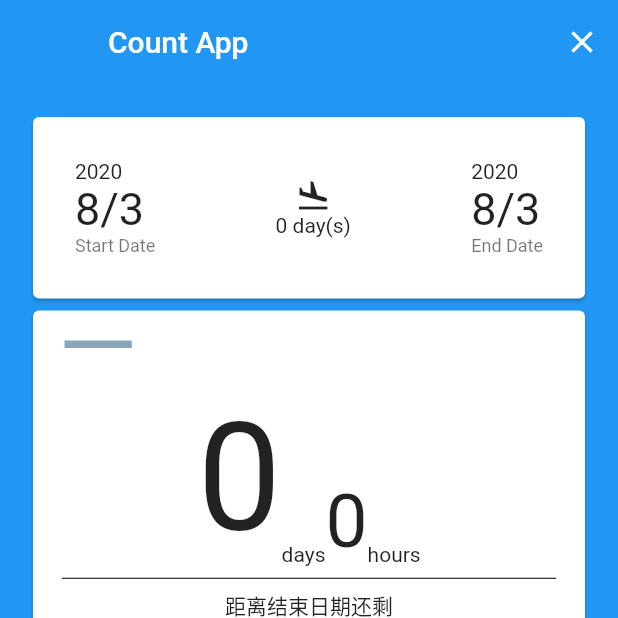
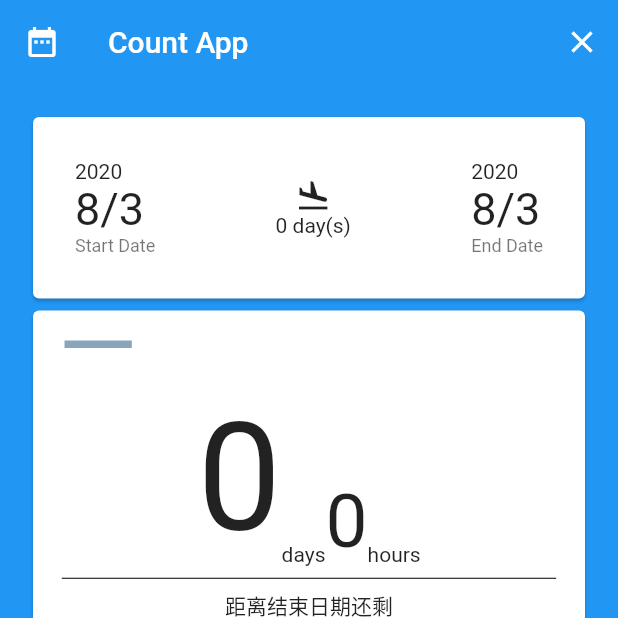
Before and after one commit to sirily11/flutter-webapp, a Flutter app: the screen it shows after launch, after a tap on "Count Down App", on a phone screen of 412 x 824 dp, the top half of it. Run offline on Flutter 3.47's test engine with Material 2 defaults, Android fonts, the phone set to English and light mode, and no system bars; our stand-ins replace location, shared_preferences, weather; missing offline and left inert: slide_countdown_clock.

```diff
--- a/lib/apps.dart
+++ b/lib/apps.dart
@@ -1,5 +1,6 @@
 import 'package:flutter/material.dart';
 import 'package:webdemo/webapp/countdown/main.dart';
+import 'package:webdemo/webapp/weather/WeatherApp.dart';
 
 class AppService {
   String path;
@@ -19,4 +20,11 @@ final List<AppService> apps = [
     description: "一个倒计时App，支持网页与手机客户端",
     icon: Icons.date_range,
   ),
+  AppService(
+    app: WeatherApp(),
+    path: "/weather",
+    title: "Weather App",
+    description: "一个可以看天气的App",
+    icon: Icons.wb_sunny,
+  ),
 ];
--- a/lib/pages/CustomAppBar.dart
+++ b/lib/pages/CustomAppBar.dart
@@ -2,13 +2,20 @@ import 'package:flutter/material.dart';
 
 /// Define the appbar in each app
 class CustomAppBar extends AppBar {
-  CustomAppBar({String title}) : super(title: Text("$title"));
+  final Icon icon;
+  final String titleText;
+
+  CustomAppBar({this.titleText, @required this.icon})
+      : super(title: Text("$titleText"));
 
   @override
   double get elevation => 0;
 
   @override
-  Widget get leading => Container();
+  Widget get leading => Hero(
+        tag: Key(titleText),
+        child: icon,
+      );
 
   @override
   List<Widget> get actions => [
--- a/lib/pages/HomePage.dart
+++ b/lib/pages/HomePage.dart
@@ -3,7 +3,21 @@ import 'dart:math';
 import 'package:flutter/material.dart';
 import 'package:webdemo/apps.dart';
 
-class MainAppHomePage extends StatelessWidget {
+class MainAppHomePage extends StatefulWidget {
+  @override
+  _MainAppHomePageState createState() => _MainAppHomePageState();
+}
+
+class _MainAppHomePageState extends State<MainAppHomePage> {
+  AppService appService;
+
+  goto(AppService app) async {
+    setState(() {
+      appService = app;
+    });
+    await Navigator.pushNamed(context, app.path);
+  }
+
   @override
   Widget build(BuildContext context) {
     return Scaffold(
@@ -34,7 +48,7 @@ class MainAppHomePage extends StatelessWidget {
                       borderRadius: BorderRadius.circular(10),
                     ),
                     child: InkWell(
-                      onTap: () => Navigator.pushNamed(context, apps[i].path),
+                      onTap: () => goto(apps[i]),
                       child: Padding(
                         padding: const EdgeInsets.all(20.0),
                         child: Container(
@@ -84,7 +98,7 @@ class MainAppHomePage extends StatelessWidget {
                     Divider(),
                     for (var app in apps)
                       ListTile(
-                        onTap: () => Navigator.pushNamed(context, app.path),
+                        onTap: () => goto(app),
                         leading: Icon(app.icon),
                         title: Text("${app.title}"),
                         subtitle: Text("${app.description}"),
@@ -100,6 +114,15 @@ class MainAppHomePage extends StatelessWidget {
           ],
         ),
       ),
+      floatingActionButton: appService != null
+          ? FloatingActionButton(
+              heroTag: appService.title,
+              onPressed: () {
+                goto(appService);
+              },
+              child: Icon(appService.icon),
+            )
+          : null,
     );
   }
 }
--- /dev/null
+++ b/lib/secrets/secrets.dart
@@ -0,0 +1 @@
+const kWeatherAPIKey = "f0fd2b714837ffbd8fe592111884247f";
--- a/lib/webapp/countdown/components/pages/home/HomePage.dart
+++ b/lib/webapp/countdown/components/pages/home/HomePage.dart
@@ -9,7 +9,10 @@ class HomePage extends StatelessWidget {
   Widget build(BuildContext context) {
     return Scaffold(
       backgroundColor: Colors.blue,
-      appBar: CustomAppBar(title: "Count App"),
+      appBar: CustomAppBar(
+        titleText: "Count App",
+        icon: Icon(Icons.date_range),
+      ),
       body: Padding(
         padding: const EdgeInsets.all(18.0),
         child: SingleChildScrollView(
--- a/pubspec.yaml
+++ b/pubspec.yaml
@@ -27,6 +27,8 @@ dependencies:
   shared_preferences: ^0.5.8
   slide_countdown_clock: ^1.0.3
   json_schema_form: ^1.1.7+3
+  weather: ^1.2.2
+  location: ^3.0.2
 
   # The following adds the Cupertino Icons font to your application.
   # Use with the CupertinoIcons class for iOS style icons.
```
Also changed, not shown: lib/webapp/weather/WeatherApp.dart (added, +29 -0 lines), lib/webapp/weather/model/WeatherProvider.dart (added, +57 -0 lines), lib/webapp/weather/pages/WeatherPage.dart (added, +54 -0 lines), lib/webapp/weather/pages/components/ForecastCards.dart (added, +82 -0 lines), lib/webapp/weather/pages/components/InfoDisplay.dart (added, +40 -0 lines), lib/webapp/weather/pages/components/WeatherIcon.dart (added, +43 -0 lines), pubspec.lock, 6 other files.
